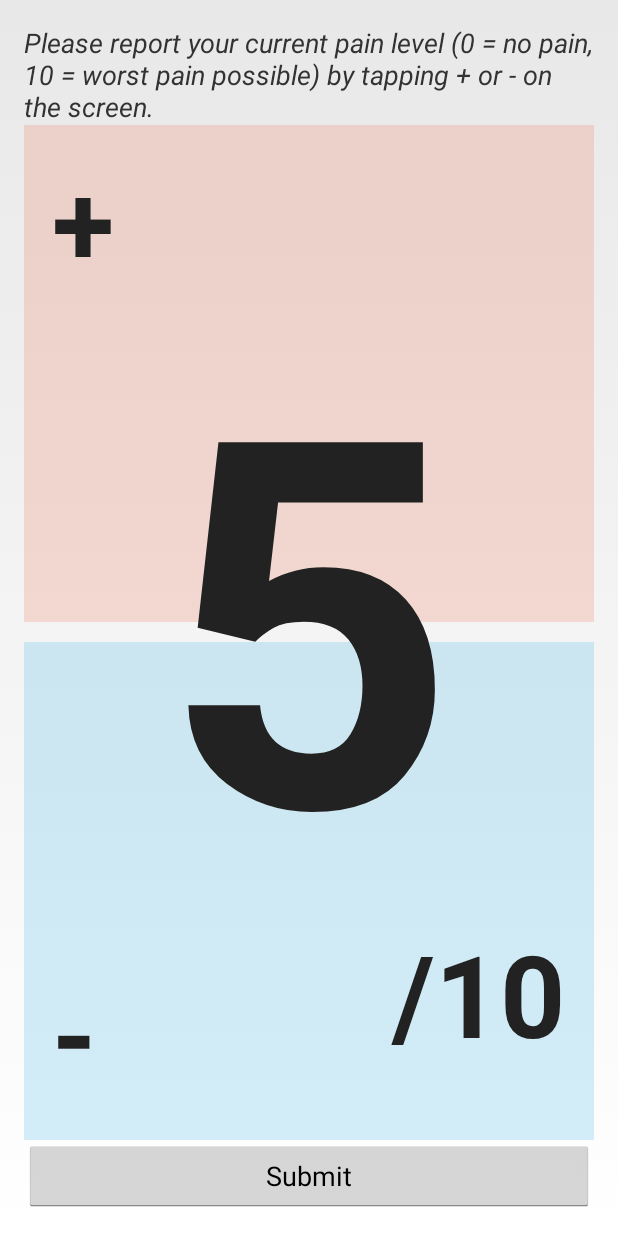
After one commit to philadams-zz/Meter, an Android app: the NumberPickerPlusActivity screen opened directly, with no data from a screen before it, on a phone screen of 412 x 824 dp. The commit adds this screen. Run offline under Robolectric (Android 15) with nearby library versions, the phone set to English and light mode, and no system bars.

Commit message:
add measure NumberPickerPlus

```diff
--- a/app/src/main/java/edu/cornell/idl/meter/MeterActivity.java
+++ b/app/src/main/java/edu/cornell/idl/meter/MeterActivity.java
@@ -25,6 +25,7 @@ public class MeterActivity extends Activity {
   static final int LAUNCH_SAFE = 18;
   static final int LAUNCH_PHOTOS_PEOPLE = 19;
   static final int LAUNCH_PHOTOS_LANDSCAPES = 20;
+  static final int LAUNCH_NUMBER_PICKER_PLUS = 21;
 
   @Override
   protected void onCreate(Bundle savedInstanceState) {
@@ -85,6 +86,9 @@ public class MeterActivity extends Activity {
     if (id == R.id.action_photos_landscape) {
       startActivityForResult(new Intent(this, PhotosLandscapesActivity.class), MeterActivity.LAUNCH_PHOTOS_LANDSCAPES);
     }
+    if (id == R.id.action_number_picker_plus) {
+      startActivityForResult(new Intent(this, NumberPickerPlusActivity.class), MeterActivity.LAUNCH_NUMBER_PICKER_PLUS);
+    }
     return super.onOptionsItemSelected(item);
   }
 
--- /dev/null
+++ b/app/src/main/java/edu/cornell/idl/meter/NumberPickerPlusActivity.java
@@ -0,0 +1,27 @@
+package edu.cornell.idl.meter;
+
+/**
+ * Essentially a Number Picker with giant selection targets and a giant number.
+ * Also intended to show an 'out of X' interface, vs simply selecting a value.
+ */
+public class NumberPickerPlusActivity extends MeterBaseActivity {
+
+  @Override
+  protected int getLayoutResourceId() {
+    return R.layout.activity_number_picker_plus;
+  }
+
+  @Override
+  protected float getReportedScore() {
+    NumberPickerPlusView view = (NumberPickerPlusView) findViewById(R.id.number_picker_plus_view);
+    return (float) view.getProgress();
+  }
+
+  @Override
+  protected String getMeterNameAndVersion() {
+    return "NumberPickerPlusActivity v0.0.1";
+  }
+
+  @Override
+  protected void resetView() {}
+}
--- /dev/null
+++ b/app/src/main/java/edu/cornell/idl/meter/NumberPickerPlusView.java
@@ -0,0 +1,233 @@
+package edu.cornell.idl.meter;
+
+import android.content.Context;
+import android.graphics.Canvas;
+import android.graphics.Color;
+import android.graphics.Paint;
+import android.graphics.PointF;
+import android.graphics.Typeface;
+import android.util.AttributeSet;
+import android.view.MotionEvent;
+import android.view.View;
+
+/**
+ * View that listens for taps: on the top half of the screen increment the value,
+ * on the bottom decrement.
+ */
+public class NumberPickerPlusView extends View {
+
+  final static String TAG = "NumberPickerPlusView";
+  private int reportedValue;
+  private int initialValue = 5;
+  private int ALPHA_MIN = 50;
+  private int ALPHA_MAX = 255;
+  private Paint reportedValuePaint;
+  private String outOfTenText = "/10";
+  private Paint outOfTenPaint;
+  private PointF activePointer;
+  private Paint tapUpPaint;
+  private Paint tapDownPaint;
+  private Paint plusMinusPaint;
+
+  public NumberPickerPlusView(Context context) {
+    this(context, null);
+    init();
+  }
+
+  public NumberPickerPlusView(Context context, AttributeSet attrs) {
+    super(context, attrs);
+    init();
+  }
+
+  public NumberPickerPlusView(Context context, AttributeSet attrs, int defStyle) {
+    super(context, attrs, defStyle);
+    init();
+  }
+
+  private void init() {
+
+    // http://developer.android.com/guide/topics/graphics/hardware-accel.html
+    setLayerType(LAYER_TYPE_SOFTWARE, null);
+
+    reportedValue = initialValue;
+
+    reportedValuePaint = new Paint();
+    reportedValuePaint.setAntiAlias(true);
+    reportedValuePaint.setColor(Color.parseColor("#222222"));
+    reportedValuePaint.setTypeface(Typeface.SANS_SERIF);
+    reportedValuePaint.setTypeface(Typeface.DEFAULT_BOLD);
+    reportedValuePaint.setStyle(Paint.Style.FILL_AND_STROKE);
+    reportedValuePaint.setTextAlign(Paint.Align.CENTER);
+    reportedValuePaint.setTextSize(100f);
+    //reportedValuePaint.setLinearText(true);
+
+    outOfTenPaint = new Paint();
+    outOfTenPaint.setAntiAlias(true);
+    outOfTenPaint.setColor(Color.parseColor("#222222"));
+    outOfTenPaint.setTypeface(Typeface.SANS_SERIF);
+    outOfTenPaint.setTypeface(Typeface.DEFAULT_BOLD);
+    outOfTenPaint.setStyle(Paint.Style.FILL_AND_STROKE);
+    outOfTenPaint.setTextAlign(Paint.Align.RIGHT);
+    outOfTenPaint.setTextSize(24);
+    //outOfTenPaint.setLinearText(true);
+
+    tapUpPaint = new Paint();
+    tapUpPaint.setColor(Color.parseColor("#EB6841"));
+    tapUpPaint.setAntiAlias(true);
+    tapUpPaint.setStyle(Paint.Style.FILL_AND_STROKE);
+    tapUpPaint.setStrokeCap(Paint.Cap.SQUARE);
+    tapUpPaint.setAlpha(ALPHA_MIN);
+
+    tapDownPaint = new Paint();
+    tapDownPaint.setColor(Color.parseColor("#26ADE4"));
+    tapDownPaint.setAntiAlias(true);
+    tapDownPaint.setStyle(Paint.Style.FILL_AND_STROKE);
+    tapDownPaint.setStrokeCap(Paint.Cap.SQUARE);
+    tapDownPaint.setAlpha(ALPHA_MIN);
+
+    plusMinusPaint = new Paint();
+    plusMinusPaint.setAntiAlias(true);
+    plusMinusPaint.setColor(Color.parseColor("#222222"));
+    plusMinusPaint.setTypeface(Typeface.SANS_SERIF);
+    plusMinusPaint.setTypeface(Typeface.DEFAULT_BOLD);
+    plusMinusPaint.setStyle(Paint.Style.FILL_AND_STROKE);
+    plusMinusPaint.setTextAlign(Paint.Align.LEFT);
+    plusMinusPaint.setTextSize(24);
+    //plusMinusPaint.setAlpha(ALPHA_MAX);
+  }
+
+  /**
+   * onSizeChanged we update the font sizes, so we're scaling relative to the screen size
+   */
+  @Override
+  public void onSizeChanged(int w, int h, int oldw, int oldh) {
+    reportedValuePaint.setTextSize(0.9f * w);
+    outOfTenPaint.setTextSize(0.2f * w);
+    plusMinusPaint.setTextSize(0.2f * w);
+  }
+
+  /**
+   * onTouchEvent()
+   */
+  @Override
+  public boolean onTouchEvent(MotionEvent motionEvent) {
+    float eventX = motionEvent.getX();
+    float eventY = motionEvent.getY();
+    switch (motionEvent.getAction()) {
+      case MotionEvent.ACTION_DOWN:
+        activePointer = new PointF(eventX, eventY);
+        highlightTapRegion(eventY / getHeight());
+        invalidate();
+        return true;
+      case MotionEvent.ACTION_MOVE:
+        return true;
+      case MotionEvent.ACTION_UP:
+        activePointer = null;
+        handleTap(eventY / getHeight());
+        lowlightTapRegion(eventY / getHeight());
+        invalidate();
+        return true;
+      default:
+        return super.onTouchEvent(motionEvent);
+    }
+  }
+
+  /**
+   * onDraw
+   */
+  @Override
+  protected void onDraw(Canvas canvas) {
+    super.onDraw(canvas);
+
+    drawTapRegions(canvas);
+    drawOutOfTen(canvas);
+    drawReportedValue(canvas);
+  }
+
+  /**
+   * draw a rect to indicate a tappable region for incrementing reportedValue
+   */
+  protected void drawTapRegions(Canvas canvas) {
+    // tap up
+    canvas.drawRect(0, 0, canvas.getWidth(), canvas.getHeight() / 2 - 10, tapUpPaint);  // background
+    int plusXPos = (int) (canvas.getWidth() * 0.05f);
+    int plusYPos =
+        (int) ((canvas.getHeight() * 0.1f) - getVerticalCenterOffsetForPaint(plusMinusPaint));
+    canvas.drawText("+", plusXPos, plusYPos, plusMinusPaint);  // plus
+
+    // tap down
+    canvas.drawRect(0, canvas.getHeight() / 2 + 10, canvas.getWidth(), canvas.getHeight(), tapDownPaint);
+    int minusXPos = plusXPos;
+    int minusYPos =
+        (int) ((canvas.getHeight() * 0.9f) - getVerticalCenterOffsetForPaint(plusMinusPaint));
+    canvas.drawText("-", minusXPos, minusYPos, plusMinusPaint);  // minus
+  }
+
+  /**
+   * draw an 'out of 10' indicator below the reportedValue
+   */
+  protected void drawOutOfTen(Canvas canvas) {
+    int xPos = (int) (canvas.getWidth() * 0.95f);
+    int yPos = (int) (canvas.getHeight() * 0.9f);
+    canvas.drawText(outOfTenText, xPos, yPos, outOfTenPaint);
+  }
+
+  /**
+   * drawReportedValue(Canvas canvas)
+   */
+  protected void drawReportedValue(Canvas canvas) {
+    int xPos = canvas.getWidth() / 2;
+    int yPos = (int) ((canvas.getHeight() / 2) - getVerticalCenterOffsetForPaint(reportedValuePaint));
+    canvas.drawText(String.valueOf(reportedValue), xPos, yPos, reportedValuePaint);
+  }
+
+  /**
+   * If the tapPosition is less than .5, decrement reportedValue. Else, increment it.
+   */
+  protected void handleTap(float tapPosition) {
+    int delta = (tapPosition < 0.5) ? 1 : -1;
+    reportedValue = Utility.clamp(reportedValue + delta, 0, 10);
+  }
+
+  /**
+   * If there's an activePointer, make that tappable region completely opaque
+   */
+  protected void highlightTapRegion(float tapPosition) {
+    if (activePointer != null) {
+      if (tapPosition < 0.5) {
+        tapUpPaint.setAlpha(ALPHA_MAX);
+      } else {
+        tapDownPaint.setAlpha(ALPHA_MAX);
+      }
+    }
+  }
+
+  /**
+   * If there's an activePointer, make that tappable region completely opaque
+   */
+  protected void lowlightTapRegion(float tapPosition) {
+    tapUpPaint.setAlpha(ALPHA_MIN);
+    tapDownPaint.setAlpha(ALPHA_MIN);
+  }
+
+  /**
+   * For a given (text) paint, compute it's vertical centering offset
+   */
+  protected float getVerticalCenterOffsetForPaint(Paint mPaint) {
+    return (mPaint.descent() + mPaint.ascent()) / 2;
+  }
+
+  /**
+   * This view should take up all available space.
+   */
+  @Override
+  protected void onMeasure(int widthMeasureSpec, int heightMeasureSpec) {
+    int widthDim = MeasureSpec.getSize(widthMeasureSpec);
+    int heightDim = MeasureSpec.getSize(heightMeasureSpec);
+    setMeasuredDimension(widthDim, heightDim);
+  }
+
+  public int getProgress() {
+    return reportedValue;
+  }
+}
--- /dev/null
+++ b/app/src/main/res/layout/activity_number_picker_plus.xml
@@ -0,0 +1,39 @@
+<LinearLayout xmlns:android="http://schemas.android.com/apk/res/android"
+    xmlns:tools="http://schemas.android.com/tools"
+    android:layout_width="match_parent"
+    android:layout_height="match_parent"
+    android:orientation="vertical"
+    android:paddingLeft="@dimen/activity_horizontal_margin"
+    android:paddingRight="@dimen/activity_horizontal_margin"
+    android:paddingTop="@dimen/activity_vertical_margin"
+    android:paddingBottom="@dimen/activity_vertical_margin"
+    tools:context="edu.cornell.idl.meter.NumberPickerPlusActivity">
+
+  <TextView
+      android:text="@string/number_picker_plus_prompt"
+      android:layout_width="wrap_content"
+      android:layout_height="wrap_content"
+      android:textStyle="italic"/>
+
+  <RelativeLayout
+      android:layout_width="fill_parent"
+      android:layout_height="0dp"
+      android:layout_weight="1">
+
+    <edu.cornell.idl.meter.NumberPickerPlusView
+        android:id="@+id/number_picker_plus_view"
+        android:layout_width="match_parent"
+        android:layout_height="match_parent"
+        android:progress="2"
+        android:layout_centerInParent="true"/>
+
+  </RelativeLayout>
+
+  <Button
+      android:id="@+id/submit_button"
+      android:text="@string/button_submit_response"
+      android:layout_width="match_parent"
+      android:layout_height="wrap_content"
+      android:layout_gravity="center"/>
+
+</LinearLayout>
--- a/app/src/main/res/menu/meter.xml
+++ b/app/src/main/res/menu/meter.xml
@@ -47,6 +47,11 @@
       android:orderInCategory="100"
       android:showAsAction="never" />
   <item
+      android:id="@+id/action_number_picker_plus"
+      android:title="@string/action_number_picker_plus"
+      android:orderInCategory="100"
+      android:showAsAction="never" />
+  <item
       android:id="@+id/action_safe"
       android:title="@string/action_safe"
       android:orderInCategory="100"
--- a/app/src/main/res/values/strings.xml
+++ b/app/src/main/res/values/strings.xml
@@ -13,6 +13,7 @@
   <string name="action_pam">PAM</string>
   <string name="action_many_fingers">ManyFingers</string>
   <string name="action_tap_tap">TapTap</string>
+  <string name="action_number_picker_plus">NumberPickerPlus</string>
   <string name="action_safe">SAFE</string>
   <string name="action_photos_people">PhotosPeople</string>
   <string name="action_photos_landscape">PhotosLandscape</string>
@@ -38,6 +39,8 @@
 
   <string name="tap_tap_prompt">Please report your current pain level (0 = no pain, 10 = worst pain possible) by tapping the screen.</string>
 
+  <string name="number_picker_plus_prompt">Please report your current pain level (0 = no pain, 10 = worst pain possible) by tapping "+" or "-" on the screen.</string>
+
   <string name="safe_prompt">Please tap or swipe up/down to change the face such that it best represents your current pain level.</string>
 
   <string name="title_activity_default">Meter meter</string>
```
Also changed, not shown: app/src/main/AndroidManifest.xml (+10 -0 lines), 1 other file.
